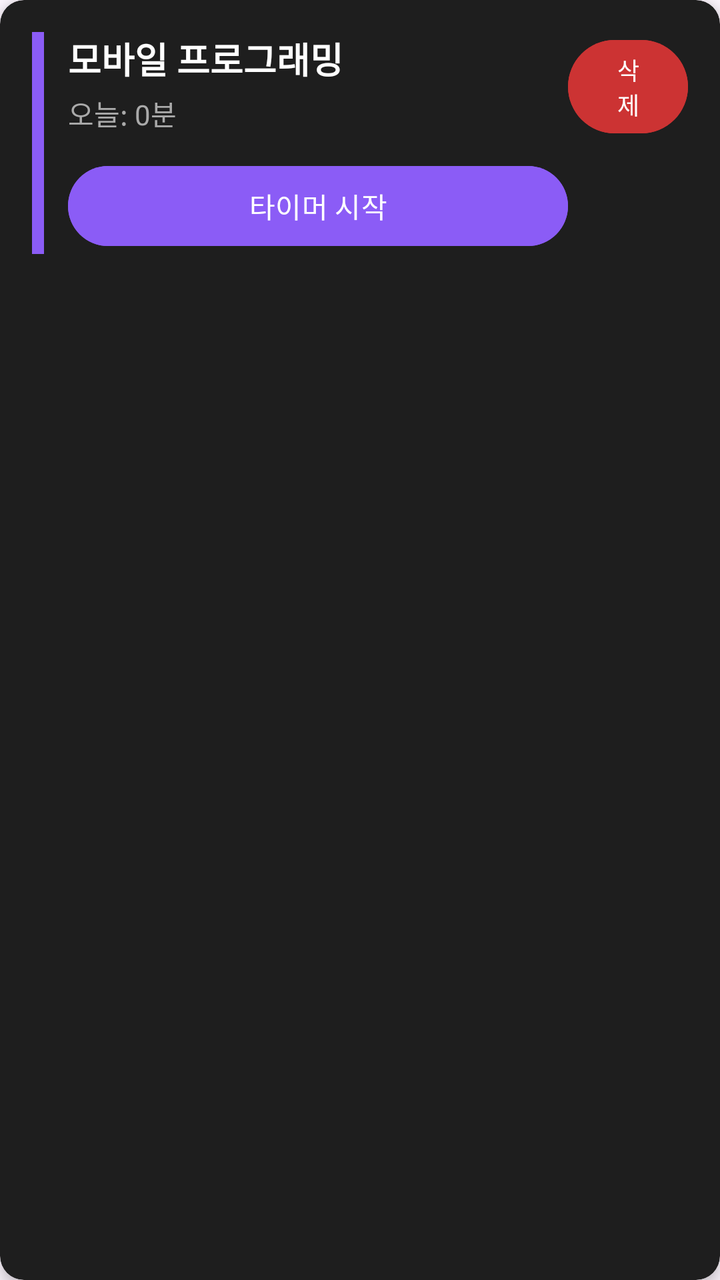
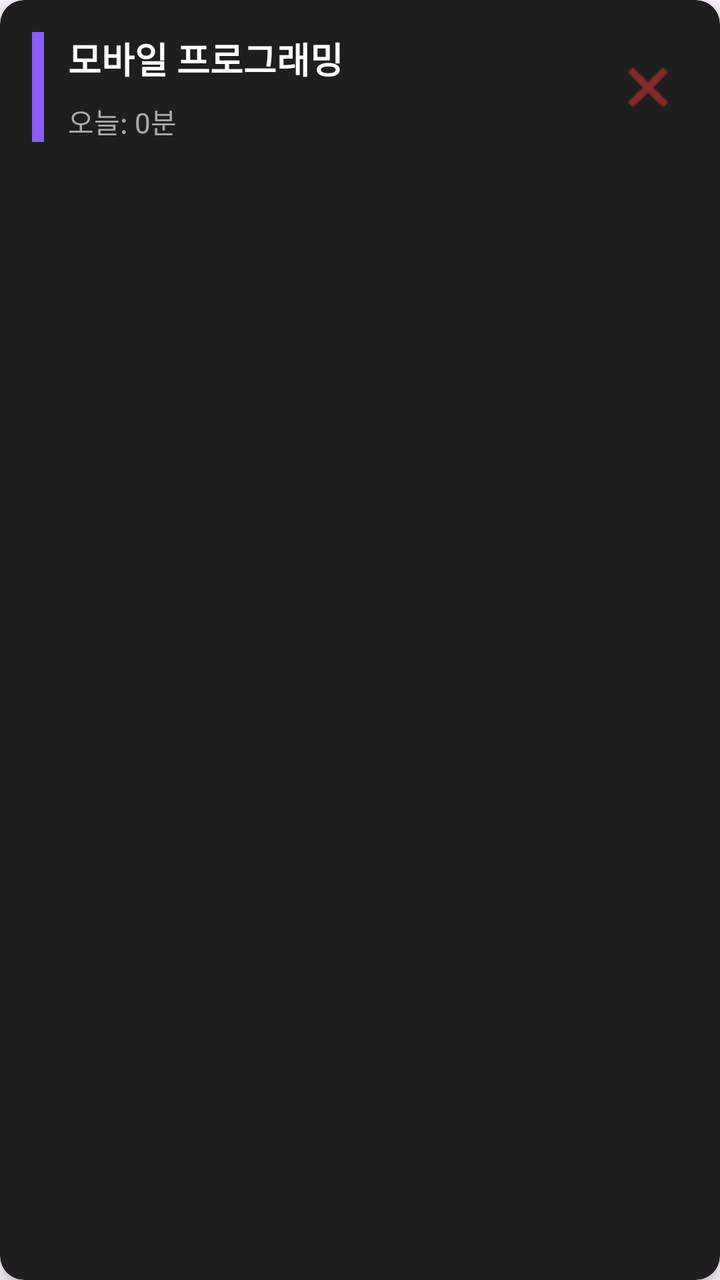

Screens rendered from an Android XML layout before and after an edit, with the pre-edit source and the edit as a unified diff.
<!-- AndroidManifest.xml: application theme Theme.VitaDay -->
<!-- res/layout/item_subject_home_card.xml -->
<?xml version="1.0" encoding="utf-8"?>
<androidx.cardview.widget.CardView xmlns:android="http://schemas.android.com/apk/res/android"
    xmlns:app="http://schemas.android.com/apk/res-auto"
    android:layout_width="match_parent"
    android:layout_height="wrap_content"
    android:layout_marginBottom="12dp"
    app:cardBackgroundColor="#1E1E1E"
    app:cardCornerRadius="12dp"
    app:cardElevation="4dp">

    <androidx.constraintlayout.widget.ConstraintLayout
        android:layout_width="match_parent"
        android:layout_height="wrap_content"
        android:padding="16dp">

        
        <View
            android:id="@+id/view_subject_color"
            android:layout_width="6dp"
            android:layout_height="0dp"
            android:background="#8B5CF6"
            app:layout_constraintTop_toTopOf="parent"
            app:layout_constraintBottom_toBottomOf="parent"
            app:layout_constraintStart_toStartOf="parent" />

        
        <TextView
            android:id="@+id/tv_subject_name"
            android:layout_width="0dp"
            android:layout_height="wrap_content"
            android:text="모바일 프로그래밍"
            android:textColor="#FFFFFF"
            android:textSize="18sp"
            android:textStyle="bold"
            android:layout_marginStart="12dp"
            app:layout_constraintTop_toTopOf="parent"
            app:layout_constraintStart_toEndOf="@id/view_subject_color"
            app:layout_constraintEnd_toStartOf="@id/btn_delete_subject" />

        
        <TextView
            android:id="@+id/tv_today_time"
            android:layout_width="0dp"
            android:layout_height="wrap_content"
            android:text="오늘: 0분"
            android:textColor="#AAAAAA"
            android:textSize="14sp"
            android:layout_marginTop="4dp"
            android:layout_marginStart="12dp"
            app:layout_constraintTop_toBottomOf="@id/tv_subject_name"
            app:layout_constraintStart_toEndOf="@id/view_subject_color"
            app:layout_constraintEnd_toStartOf="@id/btn_delete_subject" />

        
        <Button
            android:id="@+id/btn_start_timer"
            android:layout_width="0dp"
            android:layout_height="wrap_content"
            android:text="타이머 시작"
            android:textColor="#FFFFFF"
            android:textSize="14sp"
            android:backgroundTint="#8B5CF6"
            android:layout_marginTop="12dp"
            android:layout_marginStart="12dp"
            app:layout_constraintTop_toBottomOf="@id/tv_today_time"
            app:layout_constraintStart_toEndOf="@id/view_subject_color"
            app:layout_constraintEnd_toStartOf="@id/btn_delete_subject" />

        
        <Button
            android:id="@+id/btn_delete_subject"
            android:layout_width="60dp"
            android:layout_height="wrap_content"
            android:text="삭제"
            android:textColor="#FFFFFF"
            android:textSize="12sp"
            android:backgroundTint="#CC3333"
            app:layout_constraintTop_toTopOf="parent"
            app:layout_constraintEnd_toEndOf="parent" />

    </androidx.constraintlayout.widget.ConstraintLayout>

</androidx.cardview.widget.CardView>
<!-- resources referenced by this layout -->
<resources>
  <style name="Theme.VitaDay" parent="Base.Theme.VitaDay" />
  <style name="Base.Theme.VitaDay" parent="Theme.Material3.DayNight.NoActionBar">
          
          
      </style>
</resources>

<!-- the commit's change to res/layout/item_subject_home_card.xml (unified diff, before → after) -->
@@ -11,7 +11,8 @@
     <androidx.constraintlayout.widget.ConstraintLayout
         android:layout_width="match_parent"
         android:layout_height="wrap_content"
-        android:padding="16dp">
+        android:padding="16dp"
+        android:minHeight="80dp">
 
         
         <View
@@ -33,6 +34,7 @@
             android:textSize="18sp"
             android:textStyle="bold"
             android:layout_marginStart="12dp"
+            android:layout_marginEnd="8dp"
             app:layout_constraintTop_toTopOf="parent"
             app:layout_constraintStart_toEndOf="@id/view_subject_color"
             app:layout_constraintEnd_toStartOf="@id/btn_delete_subject" />
@@ -45,37 +47,25 @@
             android:text="오늘: 0분"
             android:textColor="#AAAAAA"
             android:textSize="14sp"
-            android:layout_marginTop="4dp"
+            android:layout_marginTop="8dp"
             android:layout_marginStart="12dp"
+            android:layout_marginEnd="8dp"
             app:layout_constraintTop_toBottomOf="@id/tv_subject_name"
             app:layout_constraintStart_toEndOf="@id/view_subject_color"
-            app:layout_constraintEnd_toStartOf="@id/btn_delete_subject" />
+            app:layout_constraintEnd_toStartOf="@id/btn_delete_subject"
+            app:layout_constraintBottom_toBottomOf="parent" />
 
         
-        <Button
-            android:id="@+id/btn_start_timer"
-            android:layout_width="0dp"
-            android:layout_height="wrap_content"
-            android:text="타이머 시작"
-            android:textColor="#FFFFFF"
-            android:textSize="14sp"
-            android:backgroundTint="#8B5CF6"
-            android:layout_marginTop="12dp"
-            android:layout_marginStart="12dp"
-            app:layout_constraintTop_toBottomOf="@id/tv_today_time"
-            app:layout_constraintStart_toEndOf="@id/view_subject_color"
-            app:layout_constraintEnd_toStartOf="@id/btn_delete_subject" />
-
-        
-        <Button
+        <ImageButton
             android:id="@+id/btn_delete_subject"
-            android:layout_width="60dp"
-            android:layout_height="wrap_content"
-            android:text="삭제"
-            android:textColor="#FFFFFF"
-            android:textSize="12sp"
-            android:backgroundTint="#CC3333"
+            android:layout_width="40dp"
+            android:layout_height="40dp"
+            android:src="@android:drawable/ic_menu_close_clear_cancel"
+            android:background="?attr/selectableItemBackgroundBorderless"
+            android:tint="#CC3333"
+            android:contentDescription="삭제"
             app:layout_constraintTop_toTopOf="parent"
+            app:layout_constraintBottom_toBottomOf="parent"
             app:layout_constraintEnd_toEndOf="parent" />
 
     </androidx.constraintlayout.widget.ConstraintLayout>
